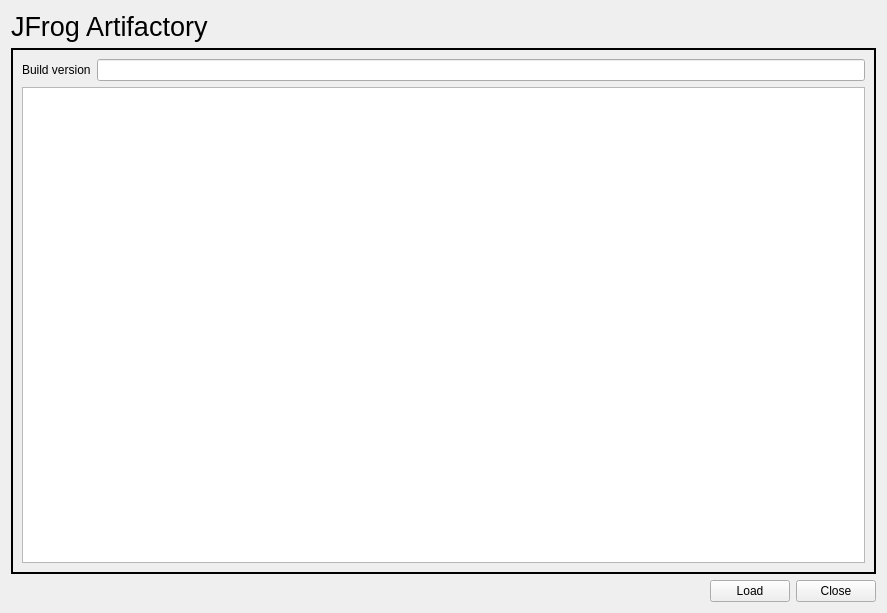
This is gui/jfrog.ui in jonngo/opt_version_checker as Qt 5 draws it before an edit. The edited form follows.
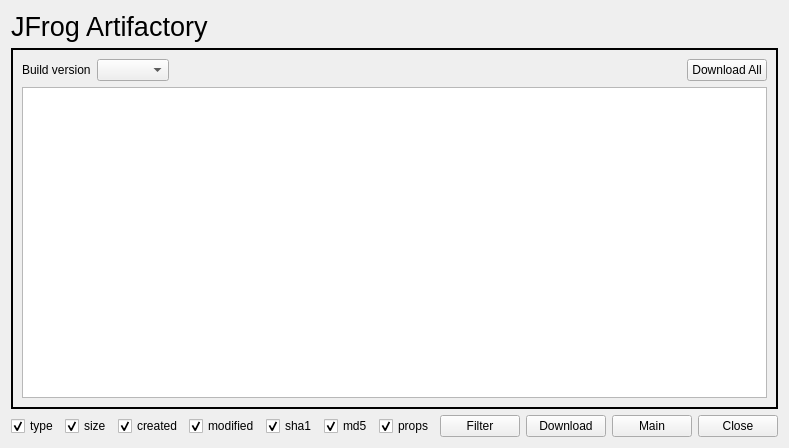
This is the edited form. Icons and pictures are not drawn.

Commit message: Improved JFrog with build number selection and content filter options.

Diff of the .ui file:
```diff
--- a/gui/jfrog.ui
+++ b/gui/jfrog.ui
@@ -6,8 +6,8 @@
    <rect>
     <x>0</x>
     <y>0</y>
-    <width>887</width>
-    <height>613</height>
+    <width>663</width>
+    <height>448</height>
    </rect>
   </property>
   <property name="windowTitle">
@@ -46,16 +46,40 @@
      </property>
      <layout class="QGridLayout" name="gridLayout">
       <item row="0" column="0">
-       <widget class="QLabel" name="label_2">
-        <property name="text">
-         <string>Build version</string>
-        </property>
-       </widget>
+       <layout class="QHBoxLayout" name="horizontalLayout_2">
+        <item>
+         <widget class="QLabel" name="label_2">
+          <property name="text">
+           <string>Build version</string>
+          </property>
+         </widget>
+        </item>
+        <item>
+         <widget class="QComboBox" name="jfrog_version_combo_box"/>
+        </item>
+        <item>
+         <spacer name="horizontalSpacer_2">
+          <property name="orientation">
+           <enum>Qt::Horizontal</enum>
+          </property>
+          <property name="sizeHint" stdset="0">
+           <size>
+            <width>40</width>
+            <height>20</height>
+           </size>
+          </property>
+         </spacer>
+        </item>
+        <item>
+         <widget class="QPushButton" name="jfrog_download_all_push_button">
+          <property name="text">
+           <string>Download All</string>
+          </property>
+         </widget>
+        </item>
+       </layout>
       </item>
-      <item row="0" column="1">
-       <widget class="QLineEdit" name="jfrog_build_ver_line_edit"/>
-      </item>
-      <item row="1" column="0" colspan="2">
+      <item row="1" column="0">
        <widget class="QTableView" name="jfrog_all_tableview"/>
       </item>
      </layout>
@@ -63,6 +87,83 @@
    </item>
    <item>
     <layout class="QHBoxLayout" name="horizontalLayout_3">
+     <item>
+      <widget class="QCheckBox" name="jfrog_type_check_box">
+       <property name="text">
+        <string>type</string>
+       </property>
+       <property name="checked">
+        <bool>true</bool>
+       </property>
+      </widget>
+     </item>
+     <item>
+      <widget class="QCheckBox" name="jfrog_size_check_box">
+       <property name="text">
+        <string>size</string>
+       </property>
+       <property name="checked">
+        <bool>true</bool>
+       </property>
+      </widget>
+     </item>
+     <item>
+      <widget class="QCheckBox" name="jfrog_created_check_box">
+       <property name="text">
+        <string>created</string>
+       </property>
+       <property name="checked">
+        <bool>true</bool>
+       </property>
+      </widget>
+     </item>
+     <item>
+      <widget class="QCheckBox" name="jfrog_modified_check_box">
+       <property name="text">
+        <string>modified</string>
+       </property>
+       <property name="checked">
+        <bool>true</bool>
+       </property>
+      </widget>
+     </item>
+     <item>
+      <widget class="QCheckBox" name="jfrog_sha1_check_box">
+       <property name="text">
+        <string>sha1</string>
+       </property>
+       <property name="checked">
+        <bool>true</bool>
+       </property>
+      </widget>
+     </item>
+     <item>
+      <widget class="QCheckBox" name="jfrog_md5_check_box">
+       <property name="text">
+        <string>md5</string>
+       </property>
+       <property name="checked">
+        <bool>true</bool>
+       </property>
+      </widget>
+     </item>
+     <item>
+      <widget class="QCheckBox" name="jfrog_props_check_box">
+       <property name="text">
+        <string>props</string>
+       </property>
+       <property name="checked">
+        <bool>true</bool>
+       </property>
+      </widget>
+     </item>
+     <item>
+      <widget class="QPushButton" name="jfrog_filter_push_button">
+       <property name="text">
+        <string>Filter</string>
+       </property>
+      </widget>
+     </item>
      <item>
       <spacer name="horizontalSpacer">
        <property name="orientation">
@@ -79,7 +180,14 @@
      <item>
       <widget class="QPushButton" name="jfrog_load_push_button">
        <property name="text">
-        <string>Load</string>
+        <string>Download</string>
+       </property>
+      </widget>
+     </item>
+     <item>
+      <widget class="QPushButton" name="jfrog_main_push_button">
+       <property name="text">
+        <string>Main</string>
        </property>
       </widget>
      </item>
```
Left out of the diff: 2 changed lines with no effect on the pictures. The commit also changes 3 other files.
